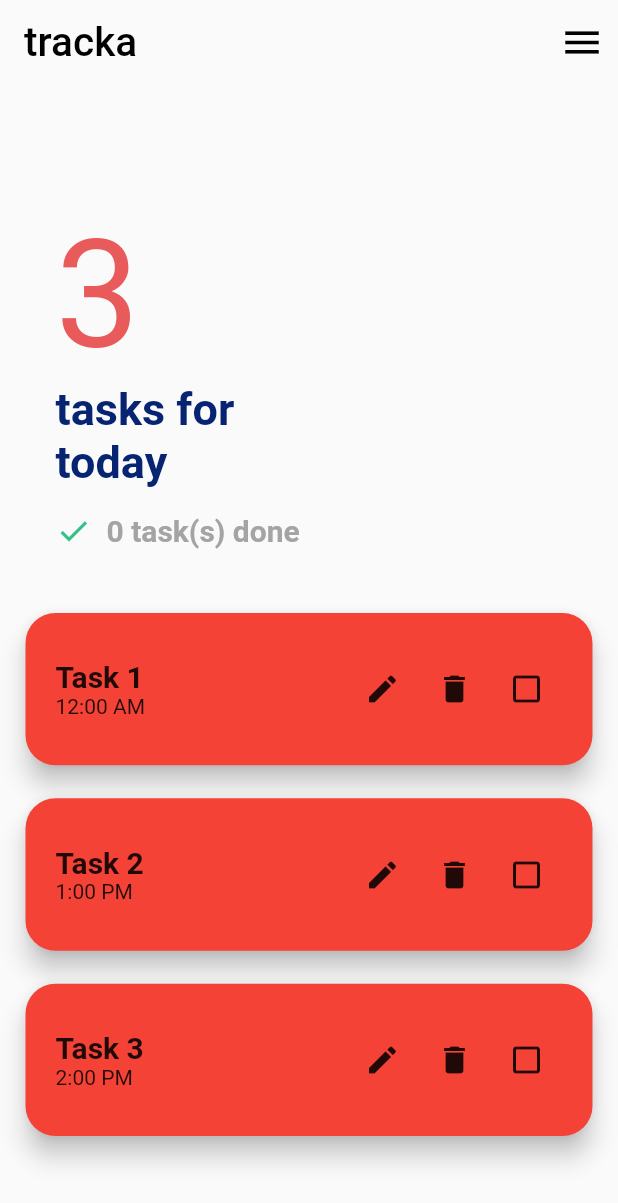
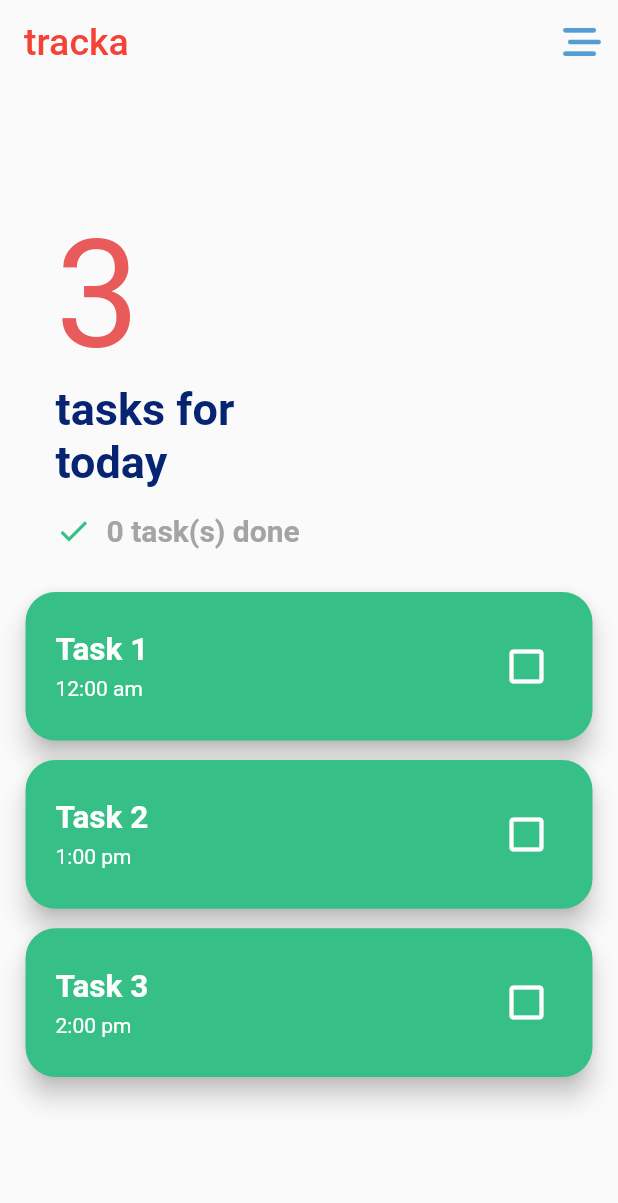
Before and after one commit to tandukar/tracka, a Flutter app: the screen it shows after launch, on a phone screen of 412 x 824 dp. Shown: the top 1203 px of the screen. Run offline on Flutter 3.47's test engine with Material 2 defaults, Android fonts, the phone set to English and light mode, and no system bars; our stand-ins replace email_validator, flutter_profile_picture.

Commit message:
delete task fixed and improved UI

```diff
--- a/client/lib/TrackaMainPage.dart
+++ b/client/lib/TrackaMainPage.dart
@@ -2,6 +2,8 @@ import 'package:flutter/material.dart';
 import 'package:flutter_profile_picture/flutter_profile_picture.dart';
 import 'package:intl/intl.dart';
 import 'package:provider/provider.dart';
+
+void main() => runApp(TrackaMain());
 
 class Task {
   final String title;
@@ -17,24 +19,23 @@ class Task {
 }
 
 String formatTime(TimeOfDay timeOfDay) {
-  DateTime now = DateTime.now();
-  DateTime parsedTime = DateTime(
+  final now = DateTime.now();
+  final parsedTime = DateTime(
     now.year,
     now.month,
     now.day,
     timeOfDay.hour,
     timeOfDay.minute,
   );
-  String formattedTime =
-      DateFormat.jm().format(parsedTime); // Format to include AM or PM
+  final formattedTime = DateFormat.jm().format(parsedTime).toLowerCase();
   return formattedTime;
 }
 
 class AppState extends ChangeNotifier {
   List<Task> tasks = [
-    Task('Task 1', '12:00 AM'),
-    Task('Task 2', '1:00 PM'),
-    Task('Task 3', '2:00 PM'),
+    Task('Task 1', '12:00 am'),
+    Task('Task 2', '1:00 pm'),
+    Task('Task 3', '2:00 pm'),
   ];
 
   final taskNameController = TextEditingController();
@@ -69,10 +70,15 @@ class AppState extends ChangeNotifier {
     tasks.remove(task);
     notifyListeners();
   }
+
+  void deleteAllTasks() {
+    tasks.clear();
+    notifyListeners();
+  }
 }
 
 class TrackaMain extends StatelessWidget {
-  const TrackaMain({super.key});
+  const TrackaMain({Key? key}) : super(key: key);
 
   @override
   Widget build(BuildContext context) {
@@ -87,98 +93,34 @@ class TrackaMain extends StatelessWidget {
 }
 
 class TrackaMainPage extends StatelessWidget {
-  const TrackaMainPage({super.key});
+  const TrackaMainPage({Key? key}) : super(key: key);
 
   @override
   Widget build(BuildContext context) {
     return Scaffold(
+      backgroundColor: Colors.transparent,
       appBar: AppBar(
         iconTheme: IconThemeData(color: Colors.black, size: 30),
         backgroundColor: Colors.transparent,
         elevation: 0,
         title: const Text('tracka',
-            style: TextStyle(color: Colors.black, fontSize: 27)),
-      ),
-      endDrawer: appBarEndDrawer(context),
-      body: CardList(),
-    );
-  }
-}
-
-class CardList extends StatelessWidget {
-  const CardList({super.key});
-
-  @override
-  Widget build(BuildContext context) {
-    return Consumer<AppState>(
-      builder: (context, appState, _) {
-        final tasks = appState.tasks;
-        final completedTasksCount =
-            tasks.where((task) => task.isChecked).length;
-
-        void deleteTask(BuildContext context, Task task) {
-          showDialog(
-            context: context,
-            builder: (BuildContext context) {
-              return AlertDialog(
-                title: Text('Delete Task'),
-                content: Text('Are you sure you want to delete this task?'),
+            style: TextStyle(color: Colors.red, fontSize: 25)),
         actions: [
-                  TextButton(
-                    onPressed: () {
-                      Navigator.of(context).pop();
-                    },
-                    child: Text('Cancel'),
-                  ),
-                  TextButton(
-                    onPressed: () {
-                      appState.deleteTask(task);
-                      Navigator.of(context).pop();
-                    },
-                    child: Text('Delete'),
-                  ),
-                ],
-              );
-            },
-          );
-        }
-
-        return ListView.builder(
-          itemCount: tasks.length + 1, // +1 for TaskOverView
-          itemBuilder: (context, index) {
-            if (index == 0) {
-              return TaskOverView(
-                  tasks: tasks, completedTasksCount: completedTasksCount);
-            } else {
-              final task = tasks[index - 1];
-              return Column(
-                children: [
-                  SizedBox(height: MediaQuery.of(context).size.height * 0.017),
-                  Padding(
-                    padding: const EdgeInsets.only(left: 13, right: 13),
-                    child: Column(
-                      children: [
-                        SizedBox(
-                          height: MediaQuery.of(context).size.height * 0.133,
-                          child: CustomCard(
-                            task: task,
-                            toggleCheckbox: () {
-                              appState.toggleCardState(task);
-                            },
-                            deleteTask: (context) {
-                              deleteTask(context, task);
-                            },
+          Builder(
+            builder: (context) => IconButton(
+              // icon: Icon(Icons.menu, color: Colors.black, size: 30),
+              icon: Image.asset('assets/drawerIcon.png',
+                  color: Color.fromARGB(255, 84, 157, 211),
+                  width: 25,
+                  height: 25),
+              onPressed: () => Scaffold.of(context).openEndDrawer(),
+              tooltip: MaterialLocalizations.of(context).openAppDrawerTooltip,
             ),
           ),
         ],
       ),
-                  ),
-                ],
-              );
-            }
-          },
-        );
-      },
+      endDrawer: appBarEndDrawer(context),
+      body: CardList(),
     );
   }
 }
@@ -187,35 +129,37 @@ class TaskOverView extends StatelessWidget {
   final List<Task> tasks;
   final int completedTasksCount;
 
-  const TaskOverView(
-      {super.key, required this.tasks, required this.completedTasksCount});
+  const TaskOverView({
+    Key? key,
+    required this.tasks,
+    required this.completedTasksCount,
+  }) : super(key: key);
 
   @override
   Widget build(BuildContext context) {
     return Padding(
       padding: const EdgeInsets.only(left: 37),
-      child: Column(
+      child: ValueListenableBuilder<int>(
+        valueListenable: ValueNotifier(completedTasksCount),
+        builder: (context, value, child) {
+          return Column(
             crossAxisAlignment: CrossAxisAlignment.start,
             children: [
               SizedBox(height: MediaQuery.of(context).size.height * 0.1),
               RichText(
-            text: TextSpan(
-              children: [
+                  text: TextSpan(children: [
                 TextSpan(
                     text: '${tasks.length}',
                     style: TextStyle(
-                      fontSize: 100, color: Color.fromARGB(255, 233, 90, 90)),
-                ),
+                        fontSize: 100,
+                        color: Color.fromARGB(255, 233, 90, 90))),
                 TextSpan(
                     text: '\ntasks for\ntoday',
                     style: TextStyle(
                         fontSize: 30,
                         fontWeight: FontWeight.bold,
-                      color: Color.fromARGB(255, 7, 36, 114)),
-                ),
-              ],
-            ),
-          ),
+                        color: Color.fromARGB(255, 7, 36, 114)))
+              ])),
               SizedBox(height: MediaQuery.of(context).size.height * 0.02),
               Row(
                 children: [
@@ -232,29 +176,163 @@ class TaskOverView extends StatelessWidget {
               ),
               SizedBox(height: MediaQuery.of(context).size.height * 0.03),
             ],
+          );
+        },
       ),
+    );
+  }
+}
+
+class CardList extends StatelessWidget {
+  const CardList({Key? key}) : super(key: key);
+
+  @override
+  Widget build(BuildContext context) {
+    return Consumer<AppState>(
+      builder: (context, appState, _) {
+        final tasks = appState.tasks;
+        final completedTasksCount =
+            tasks.where((task) => task.isChecked).length;
+
+        void deleteTask(BuildContext context, Task task) {
+          showDialog(
+            barrierDismissible: false,
+            context: context,
+            builder: (BuildContext context) {
+              return AlertDialog(
+                shape: RoundedRectangleBorder(
+                  borderRadius: BorderRadius.circular(25),
+                ),
+                title: Center(
+                    child: Text('Task Deleted!',
+                        style: TextStyle(
+                            color: Colors.red,
+                            fontSize: 25,
+                            fontWeight: FontWeight.bold))),
+                content: Text('${task.title} has been deleted.',
+                    textAlign: TextAlign.center,
+                    style: TextStyle(fontSize: 17)),
+                actions: [
+                  TextButton(
+                    onPressed: () {
+                      appState.deleteTask(task);
+                      Navigator.of(context).pop();
+                    },
+                    child: Center(
+                        child: Text('OK', style: TextStyle(fontSize: 17))),
+                  ),
+                ],
+              );
+            },
+          );
+        }
+
+        return ListView.builder(
+          itemCount: tasks.length + 1,
+          itemBuilder: (context, index) {
+            if (index == 0) {
+              return TaskOverView(
+                key: ValueKey('TaskOverView'),
+                tasks: tasks,
+                completedTasksCount: completedTasksCount,
+              );
+            } else {
+              final task = tasks[index - 1];
+              return Padding(
+                key: ValueKey(task.title),
+                padding: const EdgeInsets.only(left: 13, right: 13, bottom: 5),
+                child: Column(
+                  children: [
+                    SizedBox(
+                      height: MediaQuery.of(context).size.height * 0.13,
+                      child: CustomCard(
+                        key: ValueKey(task.title),
+                        task: task,
+                        deleteTask: (context) => deleteTask(context, task),
+                      ),
+                    ),
+                  ],
+                ),
+              );
+            }
+          },
+        );
+      },
     );
   }
 }
 
 class CustomCard extends StatelessWidget {
   final Task task;
-  final Function() toggleCheckbox;
   final Function(BuildContext) deleteTask;
 
   const CustomCard({
     required this.task,
-    required this.toggleCheckbox,
     required this.deleteTask,
-    super.key,
-  });
+    Key? key,
+  }) : super(key: key);
 
   @override
   Widget build(BuildContext context) {
-    return Card(
+    return GestureDetector(
+      onTap: () {
+        updateTask(context, task);
+      },
+      child: Dismissible(
+        key: ValueKey(task.title),
+        direction: DismissDirection.endToStart,
+        confirmDismiss: (DismissDirection direction) async {
+          return await showDialog(
+            context: context,
+            builder: (BuildContext context) {
+              return AlertDialog(
+                shape: RoundedRectangleBorder(
+                  borderRadius: BorderRadius.circular(25),
+                ),
+                title: Center(
+                    child: Text('Delete Task?',
+                        style: TextStyle(
+                            fontSize: 25, fontWeight: FontWeight.bold))),
+                content: Text('Deletion process cannot be undone.',
+                    textAlign: TextAlign.center,
+                    style: TextStyle(fontSize: 17)),
+                actions: [
+                  Row(
+                    mainAxisAlignment: MainAxisAlignment.spaceEvenly,
+                    children: [
+                      TextButton(
+                        onPressed: () => Navigator.of(context).pop(false),
+                        child: Text('Cancel', style: TextStyle(fontSize: 17)),
+                      ),
+                      TextButton(
+                        onPressed: () => Navigator.of(context).pop(true),
+                        child: Text('Delete', style: TextStyle(fontSize: 17)),
+                      ),
+                    ],
+                  ),
+                ],
+              );
+            },
+          );
+        },
+        onDismissed: (direction) {
+          bool shouldDelete = direction == DismissDirection.endToStart;
+          if (shouldDelete) {
+            deleteTask(context);
+          }
+        },
+        background: Container(
+          decoration: BoxDecoration(
+            color: Colors.red,
+            borderRadius: BorderRadius.circular(20),
+          ),
+          child: Padding(
+            padding: const EdgeInsets.only(right: 20),
+          ),
+        ),
+        child: Card(
           elevation: 7,
-      // get the color of the card based on the task's isChecked state
-      color: task.isChecked ? Colors.green : Colors.red,
+          color: Color.fromARGB(255, 54, 192, 135),
           shape: RoundedRectangleBorder(
             borderRadius: BorderRadius.circular(20),
           ),
@@ -266,41 +344,42 @@ class CustomCard extends StatelessWidget {
                 Row(
                   mainAxisAlignment: MainAxisAlignment.spaceBetween,
                   children: [
-                Expanded(
-                  child: Column(
+                    Column(
                       mainAxisAlignment: MainAxisAlignment.center,
                       crossAxisAlignment: CrossAxisAlignment.start,
                       children: [
                         Text(
                           task.title,
                           style: TextStyle(
-                          fontSize: 20,
+                            color: Colors.white,
+                            fontSize: 21,
                             fontWeight: FontWeight.bold,
                           ),
                         ),
-                      Text(task.time),
+                        SizedBox(height: 5),
+                        Text(task.time, style: TextStyle(color: Colors.white)),
                       ],
                     ),
-                ),
-                IconButton(
-                    onPressed: () {
-                      updateTask(context, task);
-                    },
-                    icon: Icon(Icons.edit)),
-                IconButton(
-                    onPressed: () {
-                      deleteTask(context);
-                    },
-                    icon: Icon(Icons.delete)),
+                    Row(
+                      children: [
                         IconButton(
                           icon: task.isChecked
-                      ? Icon(Icons.check_box_outlined)
-                      : Icon(Icons.check_box_outline_blank),
-                  onPressed: toggleCheckbox,
+                              ? Icon(Icons.check_box,
+                                  color: Colors.white, size: 30)
+                              : Icon(Icons.check_box_outline_blank,
+                                  color: Colors.white, size: 30),
+                          onPressed: () {
+                            Provider.of<AppState>(context, listen: false)
+                                .toggleCardState(task);
+                          },
                         ),
                       ],
                     ),
                   ],
+                ),
+              ],
+            ),
+          ),
         ),
       ),
     );
@@ -309,16 +388,23 @@ class CustomCard extends StatelessWidget {
 
 Drawer appBarEndDrawer(BuildContext context) {
   return Drawer(
-    child: ListView(
+    child: Column(
       children: [
-        DrawerHeader(
+        SizedBox(
+          width: double.infinity,
+          child: DrawerHeader(
             decoration: BoxDecoration(
               color: Colors.black.withOpacity(0.1),
             ),
             child: Column(
+              mainAxisSize: MainAxisSize.max,
               children: [
                 ProfilePicture(
-                    name: 'John Doe', radius: 35, fontsize: 35, random: true),
+                  name: 'John Doe',
+                  radius: 37,
+                  fontsize: 31,
+                  random: true,
+                ),
                 SizedBox(height: 20),
                 Text(
                   'John Doe',
@@ -328,22 +414,81 @@ Drawer appBarEndDrawer(BuildContext context) {
                   ),
                 ),
               ],
-            )),
-        ListTile(
-          leading: Icon(Icons.add, size: 30),
+            ),
+          ),
+        ),
+        Expanded(
+          child: Column(
+            children: [
+              ListTileTheme(
+                contentPadding: EdgeInsets.symmetric(horizontal: 16),
+                child: ListTile(
+                  leading: Icon(Icons.add, size: 30, color: Colors.green),
                   title: Text('Create task', style: TextStyle(fontSize: 19)),
                   onTap: () {
+                    Navigator.pop(context);
                     createTask(context);
                   },
                 ),
-        ListTile(
-          leading: Icon(Icons.delete, size: 30),
-          title: Text('Delete all tasks', style: TextStyle(fontSize: 19)),
-          onTap: () {},
+              ),
+              Divider(
+                color: Colors.black,
+              ),
+              ListTileTheme(
+                contentPadding: EdgeInsets.symmetric(horizontal: 16),
+                child: ListTile(
+                  leading: Icon(Icons.delete, size: 30, color: Colors.red),
+                  title: Column(
+                    crossAxisAlignment: CrossAxisAlignment.start,
+                    children: [
+                      Text('Delete all tasks', style: TextStyle(fontSize: 19)),
+                      SizedBox(height: 5),
+                      Text('Please click wisely,\nThis action cannot be undone',
+                          style: TextStyle(fontSize: 12, color: Colors.red)),
+                    ],
+                  ),
+                  onTap: () {
+                    Navigator.pop(context);
+                    Provider.of<AppState>(context, listen: false)
+                        .deleteAllTasks();
+                  },
+                ),
+              ),
+              Divider(
+                color: Colors.black,
+              ),
+              Spacer(),
+              Divider(color: Colors.black.withOpacity(0.3)),
+              ListTileTheme(
+                contentPadding: EdgeInsets.symmetric(horizontal: 16),
+                child: ListTile(
+                  leading: Icon(Icons.logout, size: 30, color: Colors.blue),
+                  title: Text('Logout', style: TextStyle(fontSize: 19)),
+                  onTap: () {
+                    Navigator.of(context).pushNamedAndRemoveUntil(
+                        'login', (Route<dynamic> route) => false);
+                  },
+                ),
+              ),
+            ],
+          ),
         ),
       ],
     ),
   );
+}
+
+void onTapTime(BuildContext context) async {
+  TimeOfDay? pickedTime = await showTimePicker(
+    initialTime: TimeOfDay.now(),
+    context: context,
+  );
+
+  if (pickedTime != null) {
+    String formattedTime = formatTime(pickedTime);
+    Provider.of<AppState>(context, listen: false).taskTimeController.text =
+        formattedTime;
+  }
 }
 
 Future<dynamic> createTask(BuildContext context) {
@@ -365,17 +510,17 @@ Future<dynamic> createTask(BuildContext context) {
             child: Column(
               crossAxisAlignment: CrossAxisAlignment.start,
               children: [
-                Text(
+                Center(
+                  child: Text(
                     'Add Task',
                     style: TextStyle(fontSize: 30, fontWeight: FontWeight.bold),
                   ),
+                ),
                 SizedBox(height: 20),
                 TextFormField(
-                  // clear the text when the textfield is submitted
                   onFieldSubmitted: (value) {
                     Provider.of<AppState>(context, listen: false)
-                        .taskNameController
-                        .clear();
+                        .taskNameController;
                   },
                   controller: Provider.of<AppState>(context).taskNameController,
                   decoration: InputDecoration(
@@ -388,22 +533,10 @@ Future<dynamic> createTask(BuildContext context) {
                 ),
                 SizedBox(height: 20),
                 TextFormField(
-                  readOnly:
-                      true, // Set this to true to prevent the keyboard from popping up
+                  readOnly: true,
                   controller: Provider.of<AppState>(context).taskTimeController,
                   onTap: () async {
-                    // Show the time picker when the TextFormField is clicked
-                    TimeOfDay? pickedTime = await showTimePicker(
-                      initialTime: TimeOfDay.now(),
-                      context: context,
-                    );
-
-                    if (pickedTime != null) {
-                      String formattedTime = formatTime(pickedTime);
-                      Provider.of<AppState>(context, listen: false)
-                          .taskTimeController
-                          .text = formattedTime;
-                    }
+                    onTapTime(context);
                   },
                   decoration: InputDecoration(
                     hintText: 'Time',
@@ -414,20 +547,20 @@ Future<dynamic> createTask(BuildContext context) {
                   ),
                 ),
                 SizedBox(height: 20),
-                SizedBox(
-                  width: double.infinity,
+                Center(
                   child: ElevatedButton(
                     onPressed: () {
                       Provider.of<AppState>(context, listen: false).addTask();
                       Navigator.of(context).pop();
                     },
                     style: ElevatedButton.styleFrom(
-                      backgroundColor: Color.fromARGB(255, 79, 155, 210),
+                      backgroundColor: Colors.blue,
                       shape: RoundedRectangleBorder(
-                        borderRadius: BorderRadius.circular(15),
+                        borderRadius: BorderRadius.circular(20),
                       ),
+                      minimumSize: Size(150, 50),
                     ),
-                    child: Text('Add Task'),
+                    child: Text('Add Task', style: TextStyle(fontSize: 20)),
                   ),
                 ),
               ],
@@ -468,9 +601,11 @@ Future<void> updateTask(BuildContext context, Task task) async {
             child: Column(
               crossAxisAlignment: CrossAxisAlignment.start,
               children: [
-                Text(
+                Center(
+                  child: Text(
                     'Edit Task',
                     style: TextStyle(fontSize: 30, fontWeight: FontWeight.bold),
+                  ),
                 ),
                 SizedBox(height: 20),
                 TextFormField(
@@ -488,7 +623,6 @@ Future<void> updateTask(BuildContext context, Task task) async {
                   readOnly: true,
                   controller: taskTimeController,
                   onTap: () async {
-                    // Show the time picker when the TextFormField is clicked
                     pickedTime = await showTimePicker(
                       initialTime: TimeOfDay.now(),
                       context: context,
@@ -508,11 +642,9 @@ Future<void> updateTask(BuildContext context, Task task) async {
                   ),
                 ),
                 SizedBox(height: 20),
-                SizedBox(
-                  width: double.infinity,
+                Center(
                   child: ElevatedButton(
                     onPressed: () {
-                      // Perform the update when the "Edit Task" button is pressed
                       String updatedTitle = taskNameController.text;
                       String updatedTime = taskTimeController.text;
 
@@ -530,12 +662,15 @@ Future<void> updateTask(BuildContext context, Task task) async {
                       Navigator.of(context).pop();
                     },
                     style: ElevatedButton.styleFrom(
-                      backgroundColor: Color.fromARGB(255, 79, 155, 210),
+                      backgroundColor: Colors.blue,
                       shape: RoundedRectangleBorder(
                         borderRadius: BorderRadius.circular(15),
                       ),
+                      minimumSize: Size(180, 50),
                     ),
-                    child: Text('Edit Task'),
+                    child: Text('Edit Task',
+                        style: TextStyle(
+                            fontSize: 20, fontWeight: FontWeight.bold)),
                   ),
                 ),
               ],
--- a/client/pubspec.yaml
+++ b/client/pubspec.yaml
@@ -40,6 +40,7 @@ dependencies:
   provider: ^6.0.5
   flutter_profile_picture: ^2.0.0
   intl: ^0.18.1
+  syncfusion_flutter_calendar: ^22.1.39
 
 dev_dependencies:
   flutter_test:
```
Also changed, not shown: client/assets/drawerIcon.png (added), client/assets/image.png (added). Lines whose indentation alone changed are shown as unchanged.
